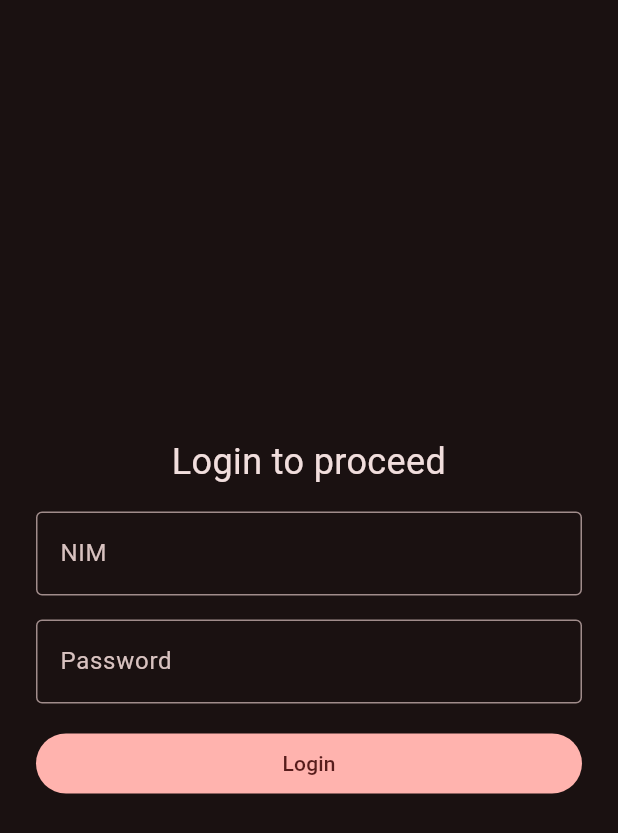
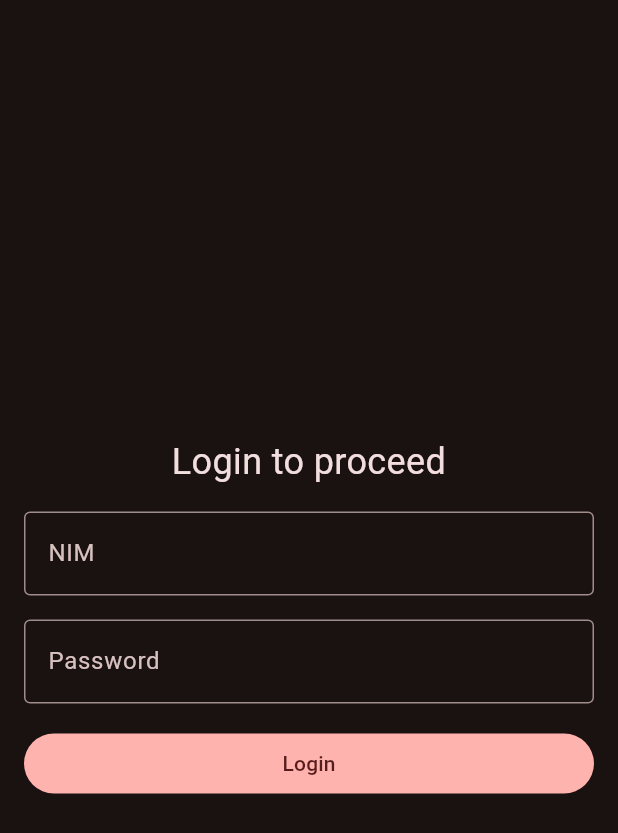
Before and after one commit to agunghabu/uas_pam_laporin, a Flutter app: the screen it shows after launch, on a phone screen of 412 x 824 dp. Shown: the top 833 px of the screen. Run offline on Flutter 3.47's test engine with Material 3 defaults, Android fonts, the light colour scheme and no system bars.

Commit message:
padding adjusment & temp navigator

```diff
--- a/lib/pages/login.dart
+++ b/lib/pages/login.dart
@@ -1,4 +1,5 @@
 import 'package:flutter/material.dart';
+import 'package:uas_pam_laporin/pages/user_dashboard.dart';
 
 class Login extends StatelessWidget {
   const Login({super.key});
@@ -7,7 +8,7 @@ class Login extends StatelessWidget {
   Widget build(BuildContext context) {
     return Scaffold(
       body: Padding(
-        padding: const EdgeInsets.symmetric(horizontal: 24),
+        padding: const EdgeInsets.symmetric(horizontal: 16),
         child: Column(
           mainAxisAlignment: MainAxisAlignment.center,
           crossAxisAlignment: CrossAxisAlignment.stretch,
@@ -33,7 +34,13 @@ class Login extends StatelessWidget {
               ),
             ),
             SizedBox(height: 16),
-            FilledButton(onPressed: () {}, child: Text('Login')),
+            FilledButton(
+              onPressed: () => Navigator.pushReplacement(
+                context,
+                MaterialPageRoute(builder: (context) => UserDashboard()),
+              ),
+              child: Text('Login'),
+            ),
           ],
         ),
       ),
```
